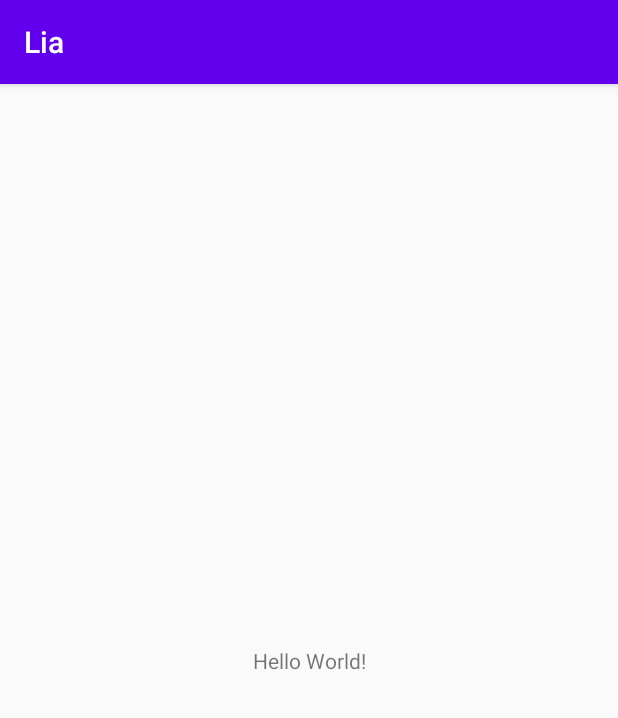
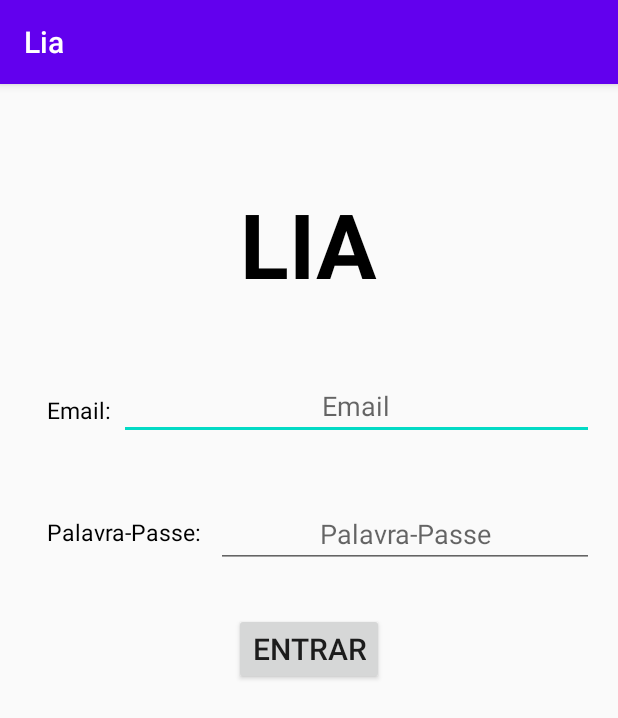
Before and after one commit to BoneMoon/LiaAndroid, an Android app: the screen it shows after launch (MainActivity), on a phone screen of 412 x 824 dp. Shown: the top 718 px of the screen. Run offline under Robolectric (Android 15) with nearby library versions, the phone set to English and light mode, and no system bars.

```diff
--- a/app/src/main/AndroidManifest.xml
+++ b/app/src/main/AndroidManifest.xml
@@ -9,6 +9,7 @@
         android:roundIcon="@mipmap/ic_launcher_round"
         android:supportsRtl="true"
         android:theme="@style/AppTheme">
+        <activity android:name=".ItemActivity"></activity>
         <activity android:name=".MainActivity">
             <intent-filter>
                 <action android:name="android.intent.action.MAIN" />
@@ -18,4 +19,6 @@
         </activity>
     </application>
 
+    <uses-permission android:name="android.permission.INTERNET" />
+
 </manifest>
--- /dev/null
+++ b/app/src/main/java/retrofit/JsonPedidos.java
@@ -0,0 +1,20 @@
+package retrofit;
+
+import retrofit2.Call;
+import retrofit2.http.Body;
+import retrofit2.http.Header;
+import retrofit2.http.POST;
+
+public interface JsonPedidos {
+    @POST("login")
+    Call<Users> PostUsers(
+            @Body
+                    Users users
+    );
+
+    @POST("logout")
+    Call<Users> PostLogout(
+            @Header("Authorization")
+                    String token
+    );
+}
--- a/app/src/main/res/layout/activity_main.xml
+++ b/app/src/main/res/layout/activity_main.xml
@@ -1,18 +1,97 @@
 <?xml version="1.0" encoding="utf-8"?>
-<androidx.constraintlayout.widget.ConstraintLayout xmlns:android="http://schemas.android.com/apk/res/android"
+<RelativeLayout
+    xmlns:android="http://schemas.android.com/apk/res/android"
     xmlns:app="http://schemas.android.com/apk/res-auto"
     xmlns:tools="http://schemas.android.com/tools"
     android:layout_width="match_parent"
     android:layout_height="match_parent"
+    android:paddingBottom="16dp"
+    android:paddingLeft="16dp"
+    android:paddingRight="16dp"
+    android:paddingTop="16dp"
     tools:context=".MainActivity">
+
+    <ScrollView
+        android:layout_width="wrap_content"
+        android:layout_height="wrap_content">
+
+    <RelativeLayout
+        android:layout_width="match_parent"
+        android:layout_height="match_parent">
 
     <TextView
         android:layout_width="wrap_content"
         android:layout_height="wrap_content"
-        android:text="Hello World!"
-        app:layout_constraintBottom_toBottomOf="parent"
-        app:layout_constraintLeft_toLeftOf="parent"
-        app:layout_constraintRight_toRightOf="parent"
-        app:layout_constraintTop_toTopOf="parent" />
+        android:text="LIA"
+        android:id="@+id/title"
+        android:textStyle="bold"
+        android:textSize="60sp"
+        android:layout_centerHorizontal="true"
+        android:layout_marginTop="50dp"
+        android:textColor="@color/Black"
+        />
 
-</androidx.constraintlayout.widget.ConstraintLayout>
+        <TextView
+            android:id="@+id/txtEmail"
+            android:layout_below="@+id/title"
+            android:layout_width="wrap_content"
+            android:layout_height="wrap_content"
+            android:layout_marginTop="60dp"
+            android:layout_marginLeft="15dp"
+            android:text="Email:"
+            android:textSize="15sp"
+            android:textColor="@color/Black"/>
+
+        <EditText
+            android:id="@+id/editEmail"
+            android:layout_width="match_parent"
+            android:layout_height="wrap_content"
+            android:layout_toRightOf="@+id/txtEmail"
+            android:layout_marginTop="45dp"
+            android:layout_marginLeft="5dp"
+            android:layout_below="@+id/title"
+            android:hint="Email"
+            android:textAlignment="center"/>
+
+        <TextView
+            android:id="@+id/txtPass"
+            android:layout_below="@+id/txtEmail"
+            android:layout_width="wrap_content"
+            android:layout_height="wrap_content"
+            android:layout_marginTop="60dp"
+            android:layout_marginLeft="15dp"
+            android:text="Palavra-Passe: "
+            android:textSize="15sp"
+            android:textColor="@color/Black"/>
+
+        <EditText
+            android:id="@+id/editPass"
+            android:layout_width="match_parent"
+            android:layout_height="wrap_content"
+            android:layout_toRightOf="@+id/txtPass"
+            android:layout_marginTop="40dp"
+            android:layout_marginLeft="5dp"
+            android:layout_below="@+id/editEmail"
+            android:hint="Palavra-Passe"
+            android:inputType="textPassword"
+            android:textAlignment="center"/>
+
+        <Button
+            android:id="@+id/btnEntrar"
+            android:layout_width="wrap_content"
+            android:layout_height="wrap_content"
+            android:layout_below="@+id/editPass"
+            android:layout_centerHorizontal="true"
+            android:layout_marginTop="30dp"
+            android:text="Entrar"
+            android:onClick="btnLogin"
+            android:textSize="20sp" />
+
+
+
+    </RelativeLayout>
+
+    </ScrollView>
+
+
+</RelativeLayout>
--- a/app/src/main/res/values/colors.xml
+++ b/app/src/main/res/values/colors.xml
@@ -3,4 +3,5 @@
     <color name="colorPrimary">#6200EE</color>
     <color name="colorPrimaryDark">#3700B3</color>
     <color name="colorAccent">#03DAC5</color>
+    <color name="Black">#000000</color>
 </resources>
```
Also changed, not shown: app/src/main/java/com/example/lia/ItemActivity.java (added, +78 -0 lines), app/src/main/java/com/example/lia/MainActivity.java (+50 -0 lines), app/src/main/java/retrofit/RetrofitClientInstance.java (added, +20 -0 lines), app/src/main/java/retrofit/Users.java (added, +107 -0 lines), app/src/main/res/drawable/ic_exit_to_app_black_24dp.xml (added, +9 -0 lines), app/src/main/res/layout/activity_item.xml (added, +9 -0 lines), app/src/main/res/menu/main_menu.xml (added, +30 -0 lines).
